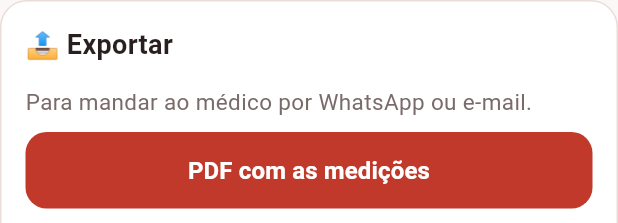
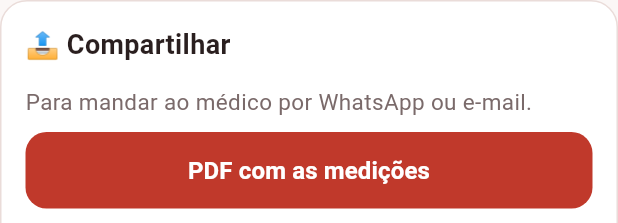
Before and after one commit to danielcsouza/afericao-pressao-app, a Flutter app: the _ExportPanel widget shown alone on an empty page, opened directly, on a phone screen of 412 x 824 dp. Shown: the top 223 px of the screen. Run offline on Flutter 3.47's test engine with Material 3 defaults, Android fonts, the phone set to English and light mode, and no system bars; our stand-ins replace flutter_local_notifications, flutter_riverpod, flutter_timezone, pdf, printing, share_plus and 2 more; accounts and stored records are empty.

Commit message:
Texto: 'Compartilhar' no lugar de 'Exportar' e legenda neutra no PDF

```diff
--- a/lib/export/pdf_report.dart
+++ b/lib/export/pdf_report.dart
@@ -150,7 +150,7 @@ String _legend(Config cfg) {
   return 'Pressão: escreva alta/baixa, como 13/8 (alta = sistólica, baixa = '
       'diastólica). Hora: horário da medição. '
       '${cfg.pulse ? 'Pulso: batimentos por minuto (opcional). ' : ''}'
-      'Medir $times ao dia — $list — $arms, sentada e em repouso.';
+      'Medir $times ao dia — $list — $arms, com a pessoa sentada e em repouso.';
 }
 
 pw.Widget _table(Notebook nb, ReportKind kind, int from, int to, bool blank) {
--- a/lib/ui/mais_tab.dart
+++ b/lib/ui/mais_tab.dart
@@ -10,7 +10,7 @@ import 'theme.dart';
 import 'widgets.dart';
 
 /// Aba Mais: paciente, tema, lembretes, ajustes do caderno, imprimir,
-/// exportar e recomeçar.
+/// compartilhar e recomeçar.
 class MaisTab extends StatelessWidget {
   const MaisTab({super.key});
 
@@ -390,7 +390,7 @@ class _ExportPanel extends ConsumerWidget {
   @override
   Widget build(BuildContext context, WidgetRef ref) {
     return Panel(
-      title: '📤 Exportar',
+      title: '📤 Compartilhar',
       children: [
         const PanelText('Para mandar ao médico por WhatsApp ou e-mail.'),
         AppButton(
```
Also changed, not shown: 2 other files.
